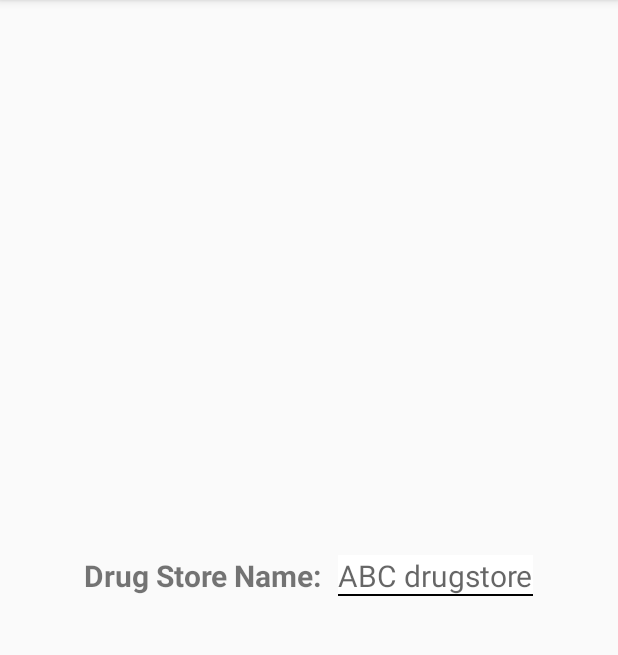
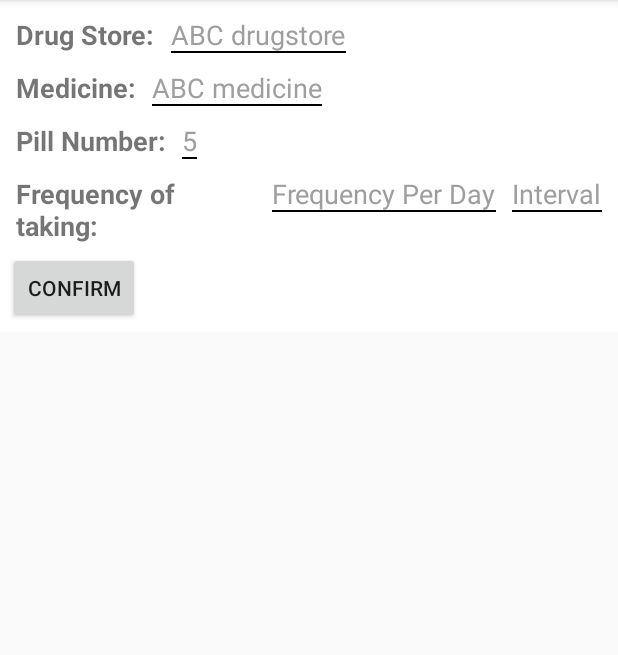
Before and after one commit to huai99/smartDrugBox, an Android app: the SetDetailFragment screen opened directly, with no data from a screen before it, on a phone screen of 412 x 824 dp, the part 84-739 px from its top. Run offline under Robolectric (Android 15) with nearby library versions, the phone set to English and light mode, and no system bars; our stand-ins replace data binding; network calls fail.

Commit message:
Ureca 2017 : Set up GetDetailPage

```diff
--- a/app/src/main/java/com/siehuai/smartdrugbox/view/userSetMedicine/SetDetailFragment.java
+++ b/app/src/main/java/com/siehuai/smartdrugbox/view/userSetMedicine/SetDetailFragment.java
@@ -3,11 +3,14 @@ package com.siehuai.smartdrugbox.view.userSetMedicine;
 
 import android.os.Bundle;
 import android.support.v4.app.Fragment;
+import android.util.Log;
 import android.view.LayoutInflater;
 import android.view.View;
 import android.view.ViewGroup;
 import android.widget.ArrayAdapter;
 import android.widget.AutoCompleteTextView;
+import android.widget.Button;
+import android.widget.EditText;
 
 import com.siehuai.smartdrugbox.R;
 
@@ -15,6 +18,11 @@ public class SetDetailFragment extends Fragment {
 
 
     View mView;
+    AutoCompleteTextView drugStoreAutoEditText, medicineAutoEditText;
+    EditText pillNumberEditText, frequencyDayEditText, frequencyIntervalEditText;
+    Button mConfirmButton;
+    String drugStore, medicineName;
+    int pillNumber, frequencyDay, frequencyInterval;
 
     public SetDetailFragment() {
     }
@@ -25,25 +33,78 @@ public class SetDetailFragment extends Fragment {
                              Bundle savedInstanceState) {
 
 //        TODO:Find out why autocomplete does not work with binding
-//        mBinding = DataBindingUtil.inflate(
-//                inflater,
-//                R.layout.fragment_set_detail,
-//                container,
-//                false);
-        mView = inflater.inflate(R.layout.fragment_set_detail, container, false);
-        setEditTextFilter();
+        mView = inflater.inflate(R.layout.fragment_set_medicine_detail, container, false);
 
+        setDrugStoreFilter();
+        setMedicineFilter();
+        setPillNumberEditText();
+        setFrequencyEditText();
+        setConfirmBtn();
 
         return mView;
 
     }
 
-    public void setEditTextFilter() {
-        String[] testing = new String[]{"Tiger", "Ted", "Yahni", "soap", "Cat", "FAFA",};
-        ArrayAdapter<String> adapter = new ArrayAdapter(getContext(), android.R.layout.simple_dropdown_item_1line, testing);
-        AutoCompleteTextView textView = (AutoCompleteTextView) mView.findViewById(R.id.editText_drugStore);
-        textView.setAdapter(adapter);
-//        mBinding.editTextDrugStore.setAdapter(adapter);
+    public void setDrugStoreFilter() {
+        String[] testing = new String[]{"Drugstore1", "Drugstore2", "Drugstore3", "Drugstore4", "Drugstore5",};
+        ArrayAdapter<String> adapter = new ArrayAdapter<String>(getContext(), android.R.layout.simple_dropdown_item_1line, testing);
+        drugStoreAutoEditText = (AutoCompleteTextView) mView.findViewById(R.id.editText_drugStore);
+        drugStoreAutoEditText.setAdapter(adapter);
+    }
+
+    public void setMedicineFilter() {
+        String[] testing = new String[]{"Antibiotic", "Panadol", "Gastric", "Stomache", "Toothache"};
+        ArrayAdapter<String> adapter = new ArrayAdapter<String>(getContext(), android.R.layout.simple_dropdown_item_1line, testing);
+        medicineAutoEditText = (AutoCompleteTextView) mView.findViewById(R.id.editText_medicine);
+        medicineAutoEditText.setAdapter(adapter);
+    }
+
+    public void setPillNumberEditText() {
+        pillNumberEditText = (EditText) mView.findViewById(R.id.editText_pillNumber);
+    }
+
+    public void setFrequencyEditText() {
+        frequencyDayEditText = (EditText) mView.findViewById(R.id.editText_perDayNumber);
+        frequencyIntervalEditText = (EditText) mView.findViewById(R.id.editText_interval);
+    }
+
+    public void setConfirmBtn() {
+        mConfirmButton = (Button) mView.findViewById(R.id.btn_confirm);
+        mConfirmButton.setOnClickListener(new View.OnClickListener() {
+            @Override
+            public void onClick(View v) {
+                getAllEditTextInfo();
+                Log.d("Set Detail Fragment", "DrugStore: " + drugStore);
+                Log.d("Set Detail Fragment", "Medicine Name: " + medicineName);
+                Log.d("Set Detail Fragment", "Pill Number: " + String.valueOf(pillNumber));
+                Log.d("Set Detail Fragment", "Day freqeuncy: " + String.valueOf(frequencyDay));
+                Log.d("Set Detail Fragment", "Interval frequency: " + String.valueOf(frequencyInterval));
+            }
+        });
+    }
+
+    public void getDrugStoreInfo() {
+        drugStore = drugStoreAutoEditText.getText().toString();
+    }
+
+    public void getMedicineInfo() {
+        medicineName = medicineAutoEditText.getText().toString();
+    }
+
+    public void getPillNumberInfo() {
+        pillNumber = Integer.valueOf(pillNumberEditText.getText().toString());
+    }
+
+    public void getFreqeuncyofTakingInfo() {
+        frequencyDay = Integer.valueOf(frequencyDayEditText.getText().toString());
+        frequencyInterval = Integer.valueOf(frequencyIntervalEditText.getText().toString());
+    }
+
+    public void getAllEditTextInfo() {
+        getDrugStoreInfo();
+        getMedicineInfo();
+        getPillNumberInfo();
+        getFreqeuncyofTakingInfo();
     }
 
 }
--- a/app/src/main/res/layout/activity_user_set_medicine.xml
+++ b/app/src/main/res/layout/activity_user_set_medicine.xml
@@ -16,7 +16,7 @@
             android:name="com.siehuai.smartdrugbox.view.userSetMedicine.SetDetailFragment"
             android:layout_width="match_parent"
             android:layout_height="match_parent"
-            tools:layout="@layout/fragment_set_detail"/>
+            tools:layout="@layout/fragment_set_medicine_detail"/>
 
     </LinearLayout>
 
--- a/app/src/main/res/layout/activity_user_view_medicine.xml
+++ b/app/src/main/res/layout/activity_user_view_medicine.xml
@@ -14,7 +14,8 @@
             android:name="com.siehuai.smartdrugbox.view.userSetMedicine.SetDetailFragment"
             android:layout_width="match_parent"
             android:layout_height="match_parent"
-            tools:layout="@layout/fragment_set_detail"/>
+            android:id="@+id/fragment_setDetail"
+            tools:layout="@layout/fragment_set_medicine_detail"/>
 
     </LinearLayout>
 
--- a/app/src/main/res/layout/fragment_set_detail.xml
+++ /dev/null
@@ -1,45 +0,0 @@
-<layout xmlns:android="http://schemas.android.com/apk/res/android"
-        xmlns:tools="http://schemas.android.com/tools"
-    >
-
-
-    <FrameLayout
-        android:id="@+id/fragment_getDrugStore"
-        android:layout_width="match_parent"
-        android:layout_height="match_parent"
-        tools:context="com.siehuai.smartdrugbox.view.userSetMedicine.SetDetailFragment"
-        >
-
-        <LinearLayout
-            android:layout_width="match_parent"
-            android:layout_height="match_parent"
-            android:gravity="center"
-            android:orientation="horizontal"
-            >
-
-            <TextView
-                android:id="@+id/text_drugStoreName"
-                android:layout_width="wrap_content"
-                android:layout_height="wrap_content"
-                android:layout_margin="5dp"
-                android:text="@string/drug_store_name"
-                android:textSize="20sp"
-                android:textStyle="bold"
-                />
-
-            <AutoCompleteTextView
-                android:id="@+id/editText_drugStore"
-                android:layout_width="wrap_content"
-                android:layout_height="wrap_content"
-                android:layout_margin="5dp"
-                android:background="@drawable/underline"
-                android:completionThreshold="1"
-                android:hint="ABC drugstore"
-                android:inputType="textAutoComplete|textNoSuggestions"
-                android:textSize="20sp"
-                />
-
-        </LinearLayout>
-    </FrameLayout>
-
-</layout>
--- /dev/null
+++ b/app/src/main/res/layout/fragment_set_medicine_detail.xml
@@ -0,0 +1,180 @@
+<layout xmlns:android="http://schemas.android.com/apk/res/android"
+        xmlns:tools="http://schemas.android.com/tools"
+    >
+
+
+    <FrameLayout
+        android:id="@+id/fragment_getDrugStore"
+        android:layout_width="match_parent"
+        android:layout_height="match_parent"
+        tools:context="com.siehuai.smartdrugbox.view.userSetMedicine.SetDetailFragment"
+        >
+
+        <ScrollView
+            android:layout_width="match_parent"
+            android:layout_height="match_parent">
+
+            <LinearLayout
+                android:layout_width="match_parent"
+                android:layout_height="wrap_content"
+                android:background="@color/white"
+                android:gravity="start|center|left"
+                android:orientation="vertical"
+                android:padding="5dp"
+                >
+
+                <LinearLayout
+                    android:layout_width="wrap_content"
+                    android:layout_height="wrap_content"
+                    android:background="@color/white"
+                    android:gravity="start|left"
+                    android:orientation="horizontal"
+                    >
+
+                    <TextView
+                        android:id="@+id/text_drugStoreName"
+                        android:layout_width="wrap_content"
+                        android:layout_height="wrap_content"
+                        android:layout_margin="5dp"
+                        android:text="@string/drug_store"
+                        android:textSize="18sp"
+                        android:textStyle="bold"
+                        />
+
+                    <AutoCompleteTextView
+                        android:id="@+id/editText_drugStore"
+                        android:layout_width="wrap_content"
+                        android:layout_height="wrap_content"
+                        android:layout_margin="5dp"
+                        android:background="@drawable/underline"
+                        android:completionThreshold="1"
+                        android:hint="@string/example_drugstore"
+                        android:inputType="textAutoComplete|textNoSuggestions"
+                        android:textColorHint="@color/hint"
+                        android:textSize="18sp"
+                        />
+                </LinearLayout>
+
+                <LinearLayout
+                    android:layout_width="wrap_content"
+                    android:layout_height="wrap_content"
+                    android:background="@color/white"
+                    android:gravity="start|left"
+                    android:orientation="horizontal"
+                    >
+
+                    <TextView
+                        android:id="@+id/text_medicineName"
+                        android:layout_width="0dp"
+                        android:layout_height="wrap_content"
+                        android:layout_margin="5dp"
+                        android:layout_weight="1"
+                        android:text="@string/medicine"
+                        android:textSize="18sp"
+                        android:textStyle="bold"/>
+
+                    <AutoCompleteTextView
+                        android:id="@+id/editText_medicine"
+                        android:layout_width="wrap_content"
+                        android:layout_height="wrap_content"
+                        android:layout_margin="5dp"
+                        android:background="@drawable/underline"
+                        android:completionThreshold="1"
+                        android:hint="@string/example_medicine"
+                        android:inputType="textAutoComplete|textNoSuggestions"
+                        android:textColorHint="@color/hint"
+                        android:textSize="18sp"
+                        />
+                </LinearLayout>
+
+                <LinearLayout
+                    android:layout_width="wrap_content"
+                    android:layout_height="wrap_content"
+                    android:background="@color/white"
+                    android:gravity="start|left"
+                    android:orientation="horizontal"
+                    >
+
+                    <TextView
+                        android:id="@+id/text_pillNumber"
+                        android:layout_width="0dp"
+                        android:layout_height="wrap_content"
+                        android:layout_margin="5dp"
+                        android:layout_weight="1"
+                        android:text="@string/pill_number"
+                        android:textSize="18sp"
+                        android:textStyle="bold"/>
+
+                    <EditText
+                        android:id="@+id/editText_pillNumber"
+                        android:layout_width="wrap_content"
+                        android:layout_height="wrap_content"
+                        android:layout_margin="5dp"
+                        android:background="@drawable/underline"
+                        android:completionThreshold="1"
+                        android:hint="@string/example_pill_number"
+                        android:inputType="number"
+                        android:textColorHint="@color/hint"
+                        android:textSize="18sp"
+                        />
+                </LinearLayout>
+
+                <LinearLayout
+                    android:layout_width="wrap_content"
+                    android:layout_height="wrap_content"
+                    android:background="@color/white"
+                    android:gravity="center_horizontal"
+                    android:orientation="horizontal"
+                    >
+
+                    <TextView
+                        android:id="@+id/text_take_frequency"
+                        android:layout_width="0dp"
+                        android:layout_height="wrap_content"
+                        android:layout_margin="5dp"
+                        android:layout_weight="1"
+                        android:text="@string/frequency_of_taking"
+                        android:textSize="18sp"
+                        android:textStyle="bold"/>
+
+                    <EditText
+                        android:id="@+id/editText_perDayNumber"
+                        android:layout_width="wrap_content"
+                        android:layout_height="wrap_content"
+                        android:layout_margin="5dp"
+                        android:background="@drawable/underline"
+                        android:hint="@string/frequency_per_day"
+                        android:inputType="number"
+                        android:textColorHint="@color/hint"
+                        android:textSize="18sp"
+                        />
+
+                    <EditText
+                        android:id="@+id/editText_interval"
+                        android:layout_width="wrap_content"
+                        android:layout_height="wrap_content"
+                        android:layout_margin="5dp"
+                        android:background="@drawable/underline"
+                        android:hint="@string/interval"
+                        android:inputType="number"
+                        android:textColorHint="@color/hint"
+                        android:textSize="18sp"
+                        />
+
+                </LinearLayout>
+
+                <Button
+                    android:id="@+id/btn_confirm"
+                    android:layout_width="wrap_content"
+                    android:layout_height="wrap_content"
+                    android:text="@string/confirm"
+                    />
+
+            </LinearLayout>
+
+        </ScrollView>
+
+
+    </FrameLayout>
+
+</layout>
--- a/app/src/main/res/values/all_colors.xml
+++ b/app/src/main/res/values/all_colors.xml
@@ -293,5 +293,6 @@
     <color name="primary">@color/indigo_500</color>
     <color name="primary_dark">@color/indigo_700</color>
     <color name="accent">@color/pink_A200</color>
+    <color name="hint">@color/grey_500</color>
 
 </resources>
--- a/app/src/main/res/values/strings.xml
+++ b/app/src/main/res/values/strings.xml
@@ -9,5 +9,14 @@
     <string name="ok">OK</string>
     <string name="cancel">Cancel</string>
     <string name="on">On</string>
-    <string name="drug_store_name">Drug Store Name:</string>
+    <string name="drug_store">Drug Store:</string>
+    <string name="medicine">Medicine:</string>
+    <string name="pill_number">Pill Number:</string>
+    <string name="confirm">Confirm</string>
+    <string name="example_drugstore">ABC drugstore</string>
+    <string name="example_medicine">ABC medicine</string>
+    <string name="example_pill_number">5</string>
+    <string name="frequency_of_taking">Frequency of taking:</string>
+    <string name="frequency_per_day">Frequency Per Day</string>
+    <string name="interval">Interval</string>
 </resources>
```
